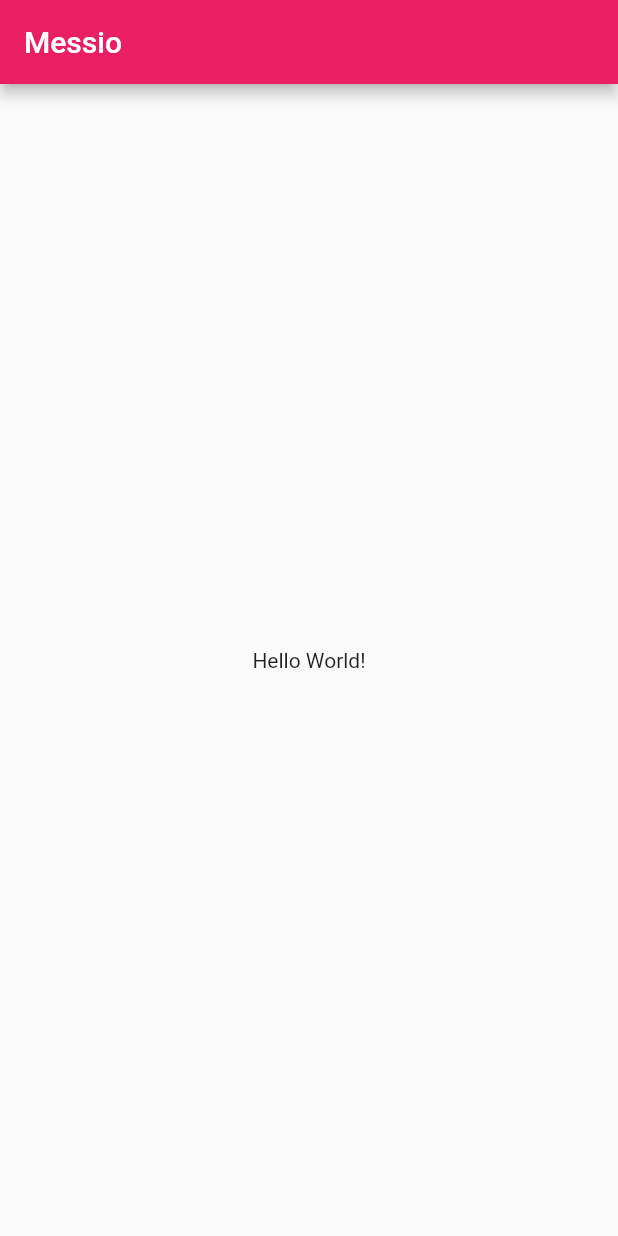
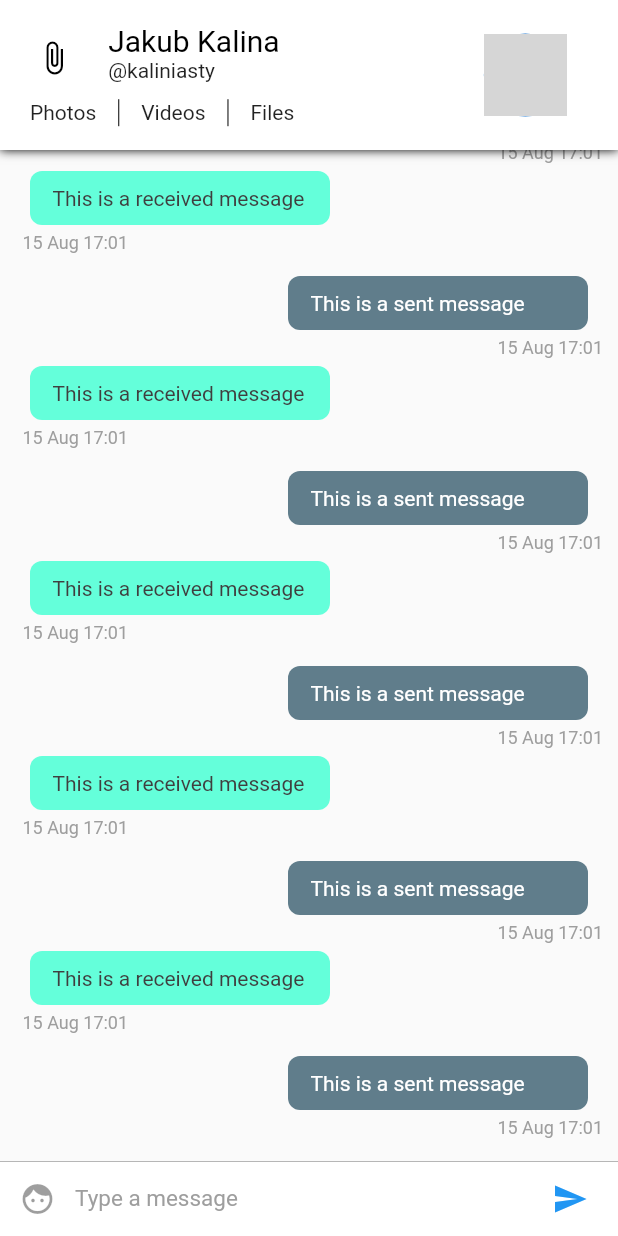
Before and after one commit to JakubKalina/Messio, a Flutter app: the screen it shows after launch, on a phone screen of 412 x 824 dp. Run offline on Flutter 3.47's test engine with Material 2 defaults, Android fonts, the phone set to English and light mode, and no system bars; grey boxes are pictures that could not be loaded.

Commit message:
Created main screen UI with dummy data

```diff
--- /dev/null
+++ b/lib/config/Assets.dart
@@ -0,0 +1,3 @@
+class Assets{
+  static String user = 'assets/user.png';
+}
--- /dev/null
+++ b/lib/config/Palette.dart
@@ -0,0 +1,15 @@
+import 'package:flutter/material.dart';
+
+// Color palette for the app
+class Palette{
+  static Color primaryColor = Colors.blue;
+  static Color secondaryColor = Colors.black;
+  static Color primaryTextColor = Colors.black;
+  static Color secondaryTextColor = Colors.black87;
+  static Color primaryBackgroundColor = Colors.white;
+  static Color selfMessageBackgroundColor = Colors.blueGrey;
+  static Color otherMessageBackgroundColor = Colors.tealAccent;
+  static Color selfMessageColor = Colors.white;
+  static Color otherMessageColor = Color(0xff3f3f3f);
+  static Color greyColor = Colors.grey;
+}
--- a/lib/main.dart
+++ b/lib/main.dart
@@ -1,47 +1,17 @@
 import 'package:flutter/material.dart';
+import 'pages/ConversationPageList.dart';
 
-void main() => runApp(MyApp());
+void main() => runApp(Messio());
 
-class MyApp extends StatelessWidget {
-  // This widget is the root of your application.
+class Messio extends StatelessWidget {
   @override
   Widget build(BuildContext context) {
     return MaterialApp(
       title: 'Messio',
       theme: ThemeData(
-        primarySwatch: Colors.pink,
+        primarySwatch: Colors.blue,
       ),
-      home: MyHomePage(title: 'Messio'),
+      home: ConversationPageList(),
     );
   }
 }
-
-class MyHomePage extends StatefulWidget {
-  MyHomePage({Key key, this.title}) : super(key: key);
-
-  final String title;
-
-  @override
-  _MyHomePageState createState() => _MyHomePageState();
-
-}
-
-
-
-class _MyHomePageState extends State<MyHomePage> {
-
-
-  @override
-  Widget build(BuildContext context) {
-
-    return Scaffold(
-      appBar: AppBar(
-
-        title: Text(widget.title),
-      ),
-      body: Center(
-        child: Text("Hello World!"),
-      ),
-    );
-  }
-}
--- /dev/null
+++ b/lib/pages/ConversationPage.dart
@@ -0,0 +1,32 @@
+import 'package:flutter/material.dart';
+import 'package:messio/widgets/ChatAppBar.dart';
+import 'package:messio/widgets/ChatListWidget.dart';
+import 'package:messio/widgets/InputWidget.dart';
+
+class ConversationPage extends StatefulWidget {
+
+  @override
+  _ConversationPageState createState() => _ConversationPageState();
+}
+
+class _ConversationPageState extends State<ConversationPage> {
+
+  @override
+  Widget build(BuildContext context) {
+    return SafeArea(
+      child: Scaffold(
+        appBar: ChatAppBar(),
+        body: Stack(
+          children: <Widget>[
+            Column(
+              children: <Widget>[
+                ChatListWidget(),
+                InputWidget()
+              ],
+            )
+          ],
+        ),
+      ),
+    );
+  }
+}
--- /dev/null
+++ b/lib/pages/ConversationPageList.dart
@@ -0,0 +1,21 @@
+import 'package:flutter/material.dart';
+import 'ConversationPage.dart';
+
+class ConversationPageList extends StatefulWidget {
+  @override
+  _ConversationPageListState createState() => _ConversationPageListState();
+}
+
+class _ConversationPageListState extends State<ConversationPageList> {
+
+  @override
+  Widget build(BuildContext context) {
+    return PageView(
+      children: <Widget>[
+        ConversationPage(),
+        ConversationPage(),
+        ConversationPage()
+      ],
+    );
+  }
+}
--- /dev/null
+++ b/lib/widgets/ChatAppBar.dart
@@ -0,0 +1,117 @@
+import 'package:flutter/material.dart';
+import 'package:messio/config/Assets.dart';
+import 'package:messio/config/Palette.dart';
+
+class ChatAppBar extends StatelessWidget implements PreferredSizeWidget {
+  final double height = 100;
+
+  @override
+  Widget build(BuildContext context) {
+    var textHeading = TextStyle(color: Palette.primaryTextColor, fontSize: 20);
+    var textStyle = TextStyle(color:  Palette.secondaryTextColor);
+
+    double width = MediaQuery.of(context).size.width; // Calculate screen width
+    return Material(
+      child: Container(
+        decoration: new BoxDecoration(boxShadow: [
+          new BoxShadow(
+            color: Colors.black,
+            blurRadius: 5.0,
+          )
+        ]),
+        child: Container(
+          color: Palette.primaryBackgroundColor,
+          child: Row(children: <Widget>[
+            Expanded( //7:3 screen ratio - 7 is content, 3 is photo
+              flex: 7,
+              child: Center(
+                child: Column(
+                  mainAxisSize: MainAxisSize.min,
+                  children: <Widget>[
+                    Container(
+                      height: 70 - (width * .06),
+                      child: Row(
+                        crossAxisAlignment: CrossAxisAlignment.start,
+                        children: <Widget>[
+                          Expanded(
+                            flex: 2,
+                            child: Center(
+                              child: Icon(
+                                Icons.attach_file,
+                                color: Palette.secondaryColor,
+                              ),
+                            ),
+                          ),
+                          Expanded(
+                            flex: 6,
+                            child: Container(
+                              child: Column(
+                                crossAxisAlignment: CrossAxisAlignment.start,
+                                mainAxisAlignment: MainAxisAlignment.center,
+                                mainAxisSize: MainAxisSize.min,
+                                children: <Widget>[
+                                  Text('Jakub Kalina', style: textHeading,),
+                                  Text('@kaliniasty', style: textStyle,)
+                                ],
+                              ),
+                            ),
+                          )
+                        ],
+                      ),
+                    ),
+                    Container(
+                      height: 23,
+                      padding: EdgeInsets.fromLTRB(20, 5, 5, 0),
+                      child: Row(
+                        mainAxisAlignment: MainAxisAlignment.start,
+                        crossAxisAlignment: CrossAxisAlignment.center,
+                        children: <Widget>[
+                          Text(
+                            'Photos',
+                            style: textStyle,
+                          ),
+                          VerticalDivider(
+                            width: 30,
+                            color: Palette.primaryTextColor,
+                          ),
+                          Text(
+                            'Videos',
+                            style:  textStyle,
+                          ),
+                          VerticalDivider(
+                            width: 30,
+                            color: Palette.primaryTextColor,
+                          ),
+                          Text(
+                            'Files',
+                            style: textStyle,
+                          )
+                        ],
+                      ),
+                    )
+                  ],
+                ),
+              ),
+            ),
+            Expanded(
+              flex: 3,
+              child: Container(
+                child: Center(
+                  child: CircleAvatar(
+                    radius: (80 - (width * .06)) / 2,
+                    backgroundImage: Image.asset(
+                        Assets.user,
+                    ).image,
+                  ),
+                ),
+              ),
+            )
+          ],),
+        ),
+      )
+    );
+  }
+
+  @override
+  Size get preferredSize => Size.fromHeight(height);
+}
--- /dev/null
+++ b/lib/widgets/ChatItemWidget.dart
@@ -0,0 +1,90 @@
+import 'package:flutter/material.dart';
+import 'package:messio/config/Palette.dart';
+import 'package:intl/intl.dart';
+import 'package:intl/date_symbol_data_local.dart';
+
+class ChatItemWidget extends StatelessWidget{
+  var index;
+
+  ChatItemWidget(this.index);
+
+  @override
+  Widget build(BuildContext context) {
+    // TODO: implement build
+    if (index % 2 == 0) {
+      //This is the sent message. We'll later use data from firebase instead of index to determine the message is sent or received.
+      return Container(
+          child: Column(children: <Widget>[
+            Row(
+              children: <Widget>[
+                Container(
+                  child: Text(
+                    'This is a sent message',
+                    style: TextStyle(color: Palette.selfMessageColor),
+                  ),
+                  padding: EdgeInsets.fromLTRB(15.0, 10.0, 15.0, 10.0),
+                  width: 200.0,
+                  decoration: BoxDecoration(
+                      color: Palette.selfMessageBackgroundColor,
+                      borderRadius: BorderRadius.circular(8.0)),
+                  margin: EdgeInsets.only(right: 10.0),
+                )
+              ],
+              mainAxisAlignment:
+              MainAxisAlignment.end, // aligns the chatitem to right end
+            ),
+            Row(
+                mainAxisAlignment: MainAxisAlignment.end,
+                children: <Widget>[
+                  Container(
+                    child: Text(
+                      DateFormat('dd MMM kk:mm')
+                          .format(DateTime.fromMillisecondsSinceEpoch(1565888474278)),
+                      style: TextStyle(
+                          color: Palette.greyColor,
+                          fontSize: 12.0,
+                          fontStyle: FontStyle.normal),
+                    ),
+                    margin: EdgeInsets.only(left: 5.0, top: 5.0, bottom: 5.0),
+                  )])
+          ]));
+    } else {
+      // This is a received message
+      return Container(
+        child: Column(
+          children: <Widget>[
+            Row(
+              children: <Widget>[
+                Container(
+                  child: Text(
+                    'This is a received message',
+                    style: TextStyle(color: Palette.otherMessageColor),
+                  ),
+                  padding: EdgeInsets.fromLTRB(15.0, 10.0, 15.0, 10.0),
+                  width: 200.0,
+                  decoration: BoxDecoration(
+                      color: Palette.otherMessageBackgroundColor,
+                      borderRadius: BorderRadius.circular(8.0)),
+                  margin: EdgeInsets.only(left: 10.0),
+                )
+              ],
+            ),
+            Container(
+              child: Text(
+                DateFormat('dd MMM kk:mm')
+                    .format(DateTime.fromMillisecondsSinceEpoch(1565888474278)),
+                style: TextStyle(
+                    color: Palette.greyColor,
+                    fontSize: 12.0,
+                    fontStyle: FontStyle.normal),
+              ),
+              margin: EdgeInsets.only(left: 5.0, top: 5.0, bottom: 5.0),
+            )
+          ],
+          crossAxisAlignment: CrossAxisAlignment.start,
+        ),
+        margin: EdgeInsets.only(bottom: 10.0),
+      );
+    }  }
+
+}
--- /dev/null
+++ b/lib/widgets/ChatListWidget.dart
@@ -0,0 +1,20 @@
+import 'package:flutter/material.dart';
+
+import 'ChatItemWidget.dart';
+
+
+class ChatListWidget extends StatelessWidget{
+  final ScrollController listScrollController = new ScrollController();
+  @override
+  Widget build(BuildContext context) {
+    // TODO: implement build
+    return Flexible(
+        child: ListView.builder(
+          padding: EdgeInsets.all(10.0),
+          itemBuilder: (context, index) => ChatItemWidget(index),
+          itemCount: 20,
+          reverse: true,
+          controller: listScrollController,
+        ));
+  }
+}
--- /dev/null
+++ b/lib/widgets/InputWidget.dart
@@ -0,0 +1,60 @@
+import 'package:flutter/material.dart';
+import 'package:messio/config/Palette.dart';
+
+class InputWidget extends StatelessWidget {
+
+  final TextEditingController textEditingController = new TextEditingController();
+
+  @override
+  Widget build(BuildContext context) {
+    return Container(
+      child: Row(
+        children: <Widget>[
+          Material(
+            child: new Container(
+              margin: new EdgeInsets.symmetric(horizontal: 1.0),
+              child: new IconButton(
+                icon: new Icon(Icons.face),
+                color: Palette.primaryColor,
+              ),
+            ),
+            color: Colors.white,
+          ),
+
+          // Text input
+          Flexible(
+            child: Container(
+              child: TextField(
+                style: TextStyle(color: Palette.primaryTextColor, fontSize: 15.0),
+                controller: textEditingController,
+                decoration: InputDecoration.collapsed(
+                  hintText: 'Type a message',
+                  hintStyle: TextStyle(color: Palette.greyColor),
+                ),
+              ),
+            ),
+          ),
+
+          // Send Message Button
+          Material(
+            child: new Container(
+              margin: new EdgeInsets.symmetric(horizontal: 8.0),
+              child: new IconButton(
+                icon: new Icon(Icons.send),
+                onPressed: () => {},
+                color: Palette.primaryColor,
+              ),
+            ),
+            color: Colors.white,
+          ),
+        ],
+      ),
+      width: double.infinity,
+      height: 50.0,
+      decoration: new BoxDecoration(
+          border: new Border(
+              top: new BorderSide(color: Palette.greyColor, width: 0.5)),
+          color: Colors.white),
+    );
+  }
+}
--- a/pubspec.yaml
+++ b/pubspec.yaml
@@ -19,6 +19,7 @@ environment:
 dependencies:
   flutter:
     sdk: flutter
+  intl: ^0.15.8
 
   # The following adds the Cupertino Icons font to your application.
   # Use with the CupertinoIcons class for iOS style icons.
@@ -34,6 +35,8 @@ dev_dependencies:
 
 # The following section is specific to Flutter.
 flutter:
+  assets:
+    - assets/
 
   # The following line ensures that the Material Icons font is
   # included with your application, so that you can use the icons in
```
Also changed, not shown: pubspec.lock, 1 other file.
